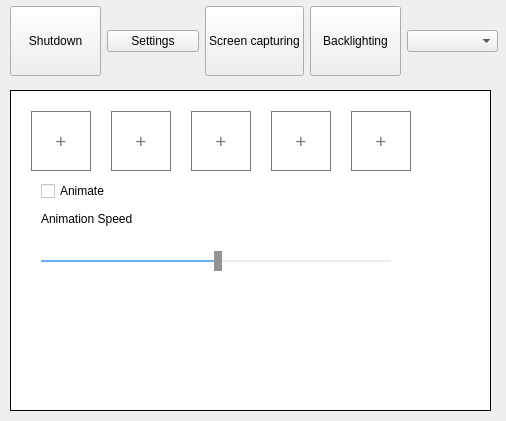
First picture: the form in Software/src/settingswindownew.ui, repository seergey/LPD, before the edit.
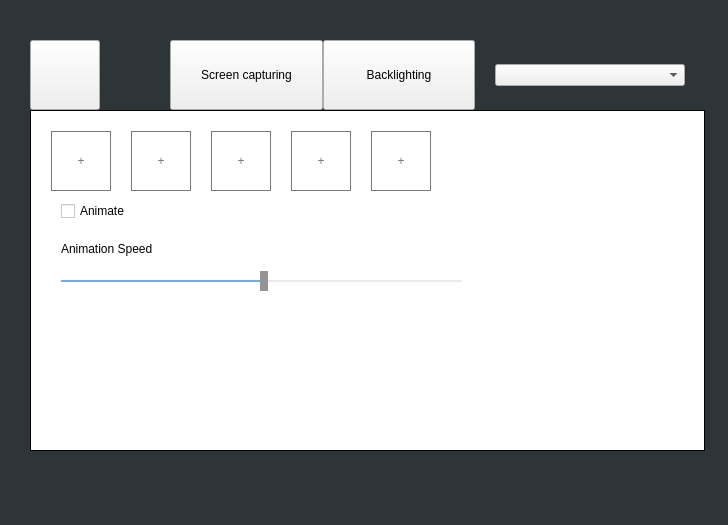
Second picture: the form after the edit. The open tabs and pages were chosen to show the change. Icons and pictures are not drawn. Custom widgets are drawn as their Qt base class.

What changed in the file:
```diff
--- a/Software/src/settingswindownew.ui
+++ b/Software/src/settingswindownew.ui
@@ -6,10 +6,19 @@
    <rect>
     <x>0</x>
     <y>0</y>
-    <width>506</width>
-    <height>421</height>
+    <width>728</width>
+    <height>525</height>
    </rect>
   </property>
+  <property name="font">
+   <font>
+    <family>Segoe UI</family>
+    <pointsize>9</pointsize>
+    <weight>50</weight>
+    <italic>false</italic>
+    <bold>false</bold>
+   </font>
+  </property>
   <property name="windowTitle">
    <string>MainWindow</string>
   </property>
@@ -32,20 +41,60 @@
 
 QSlider::sub-page {
     background: #6baef7;
+	color:white;
 }
-</string>
+
+TogglableCustomButton, QPushButton#commonSettingsButton {
+	background-color:#2e3538;
+	color: #899298;
+   border:none;
+}
+*[selectedOption=&quot;true&quot;]{
+	background-color:#3e484c;
+	color:white;
+}
+QMainWindow{
+	background-color:#2e3538;
+}
+
+*{
+	font: 9pt &quot;Segoe UI&quot;;
+}</string>
   </property>
   <widget class="QWidget" name="centralwidget">
    <widget class="QWidget" name="horizontalLayoutWidget">
     <property name="geometry">
      <rect>
       <x>10</x>
-      <y>0</y>
-      <width>488</width>
-      <height>82</height>
+      <y>20</y>
+      <width>715</width>
+      <height>451</height>
      </rect>
     </property>
+    <layout class="QVBoxLayout" name="verticalLayout">
+     <property name="spacing">
+      <number>0</number>
+     </property>
+     <property name="sizeConstraint">
+      <enum>QLayout::SetMaximumSize</enum>
+     </property>
+     <property name="leftMargin">
+      <number>20</number>
+     </property>
+     <property name="topMargin">
+      <number>20</number>
+     </property>
+     <property name="rightMargin">
+      <number>20</number>
+     </property>
+     <property name="bottomMargin">
+      <number>20</number>
+     </property>
+     <item>
     <layout class="QHBoxLayout" name="horizontalLayout">
+       <property name="spacing">
+        <number>0</number>
+       </property>
      <item>
       <widget class="TogglableCustomButton" name="shutdownButton">
        <property name="sizePolicy">
@@ -56,7 +105,13 @@
        </property>
        <property name="minimumSize">
         <size>
-         <width>0</width>
+           <width>70</width>
+           <height>70</height>
+          </size>
+         </property>
+         <property name="maximumSize">
+          <size>
+           <width>70</width>
          <height>70</height>
         </size>
        </property>
@@ -73,7 +128,11 @@
         <string notr="true"/>
        </property>
        <property name="text">
-        <string>Shutdown</string>
+          <string/>
+         </property>
+         <property name="icon">
+          <iconset resource="../res/LightpackResources.qrc">
+           <normaloff>:/icons/shutdown_icon_gray.png</normaloff>:/icons/shutdown_icon_gray.png</iconset>
        </property>
        <property name="checkable">
         <bool>false</bool>
@@ -82,13 +141,41 @@
      </item>
      <item>
       <widget class="QPushButton" name="commonSettingsButton">
+         <property name="sizePolicy">
+          <sizepolicy hsizetype="Minimum" vsizetype="Maximum">
+           <horstretch>0</horstretch>
+           <verstretch>0</verstretch>
+          </sizepolicy>
+         </property>
+         <property name="minimumSize">
+          <size>
+           <width>70</width>
+           <height>70</height>
+          </size>
+         </property>
+         <property name="maximumSize">
+          <size>
+           <width>70</width>
+           <height>70</height>
+          </size>
+         </property>
        <property name="text">
-        <string>Settings</string>
+          <string/>
+         </property>
+         <property name="icon">
+          <iconset resource="../res/LightpackResources.qrc">
+           <normaloff>:/icons/settings_icon_gray.png</normaloff>:/icons/settings_icon_gray.png</iconset>
        </property>
       </widget>
      </item>
      <item>
       <widget class="TogglableCustomButton" name="grabbing_settings_button">
+         <property name="sizePolicy">
+          <sizepolicy hsizetype="Minimum" vsizetype="Maximum">
+           <horstretch>0</horstretch>
+           <verstretch>0</verstretch>
+          </sizepolicy>
+         </property>
        <property name="minimumSize">
         <size>
          <width>0</width>
@@ -102,6 +189,12 @@
      </item>
      <item>
       <widget class="TogglableCustomButton" name="backlightSettingsButton">
+         <property name="sizePolicy">
+          <sizepolicy hsizetype="Minimum" vsizetype="Maximum">
+           <horstretch>0</horstretch>
+           <verstretch>0</verstretch>
+          </sizepolicy>
+         </property>
        <property name="minimumSize">
         <size>
          <width>0</width>
@@ -114,25 +207,68 @@
       </widget>
      </item>
      <item>
-      <widget class="QComboBox" name="profile_combobox"/>
-     </item>
-    </layout>
-   </widget>
+        <layout class="QHBoxLayout" name="horizontalLayout_3">
+         <property name="spacing">
+          <number>0</number>
+         </property>
+         <property name="sizeConstraint">
+          <enum>QLayout::SetFixedSize</enum>
+         </property>
+         <property name="leftMargin">
+          <number>20</number>
+         </property>
+         <property name="rightMargin">
+          <number>20</number>
+         </property>
+         <item>
+          <widget class="QComboBox" name="profile_combobox">
+           <property name="sizePolicy">
+            <sizepolicy hsizetype="Fixed" vsizetype="Fixed">
+             <horstretch>0</horstretch>
+             <verstretch>0</verstretch>
+            </sizepolicy>
+           </property>
+           <property name="minimumSize">
+            <size>
+             <width>190</width>
+             <height>22</height>
+            </size>
+           </property>
+           <property name="maximumSize">
+            <size>
+             <width>160</width>
+             <height>16777215</height>
+            </size>
+           </property>
+           <property name="baseSize">
+            <size>
+             <width>160</width>
+             <height>0</height>
+            </size>
+           </property>
+          </widget>
+         </item>
+        </layout>
+       </item>
+      </layout>
+     </item>
+     <item>
    <widget class="QStackedWidget" name="settingsWidget">
-    <property name="geometry">
-     <rect>
-      <x>10</x>
-      <y>90</y>
-      <width>481</width>
-      <height>321</height>
-     </rect>
-    </property>
     <property name="sizePolicy">
      <sizepolicy hsizetype="Preferred" vsizetype="Preferred">
       <horstretch>0</horstretch>
       <verstretch>0</verstretch>
      </sizepolicy>
     </property>
+       <property name="font">
+        <font>
+         <family>Segoe UI</family>
+         <pointsize>9</pointsize>
+         <weight>50</weight>
+         <italic>false</italic>
+         <bold>false</bold>
+        </font>
+       </property>
     <property name="styleSheet">
      <string notr="true">background-color:white;</string>
     </property>
@@ -489,8 +625,8 @@
       <property name="geometry">
        <rect>
         <x>30</x>
-        <y>120</y>
-        <width>111</width>
+           <y>130</y>
+           <width>121</width>
         <height>16</height>
        </rect>
       </property>
@@ -522,7 +658,7 @@
        <rect>
         <x>30</x>
         <y>150</y>
-        <width>350</width>
+           <width>401</width>
         <height>40</height>
        </rect>
       </property>
@@ -692,7 +828,11 @@
       </property>
       <property name="font">
        <font>
-        <pointsize>14</pointsize>
+           <family>Segoe UI</family>
+           <pointsize>9</pointsize>
+           <weight>50</weight>
+           <italic>false</italic>
+           <bold>false</bold>
        </font>
       </property>
       <property name="mouseTracking">
@@ -837,7 +977,11 @@
       </property>
       <property name="font">
        <font>
-        <pointsize>14</pointsize>
+           <family>Segoe UI</family>
+           <pointsize>9</pointsize>
+           <weight>50</weight>
+           <italic>false</italic>
+           <bold>false</bold>
        </font>
       </property>
       <property name="mouseTracking">
@@ -982,7 +1126,11 @@
       </property>
       <property name="font">
        <font>
-        <pointsize>14</pointsize>
+           <family>Segoe UI</family>
+           <pointsize>9</pointsize>
+           <weight>50</weight>
+           <italic>false</italic>
+           <bold>false</bold>
        </font>
       </property>
       <property name="mouseTracking">
@@ -1127,7 +1275,11 @@
       </property>
       <property name="font">
        <font>
-        <pointsize>14</pointsize>
+           <family>Segoe UI</family>
+           <pointsize>9</pointsize>
+           <weight>50</weight>
+           <italic>false</italic>
+           <bold>false</bold>
        </font>
       </property>
       <property name="mouseTracking">
@@ -1272,7 +1424,11 @@
       </property>
       <property name="font">
        <font>
-        <pointsize>14</pointsize>
+           <family>Segoe UI</family>
+           <pointsize>9</pointsize>
+           <weight>50</weight>
+           <italic>false</italic>
+           <bold>false</bold>
        </font>
       </property>
       <property name="mouseTracking">
@@ -1289,6 +1445,9 @@
       </property>
      </widget>
     </widget>
+      </widget>
+     </item>
+    </layout>
    </widget>
   </widget>
  </widget>
```
Left out of the diff: 56 changed lines with no effect on the pictures. Lines whose indentation alone changed are shown as unchanged.
